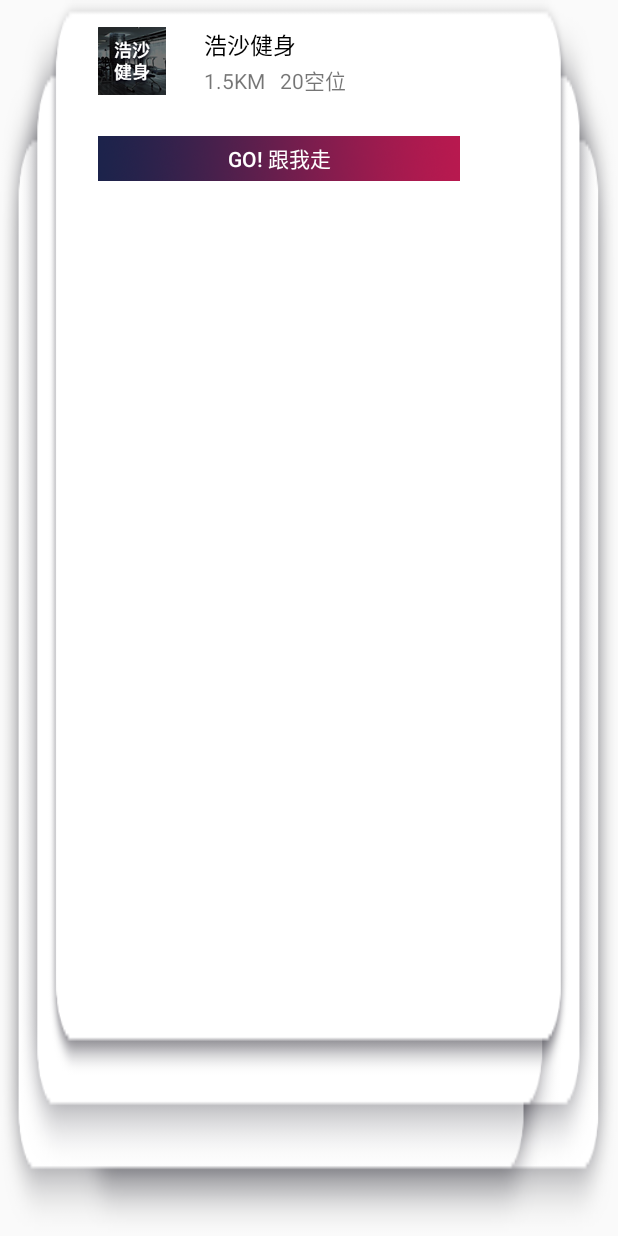
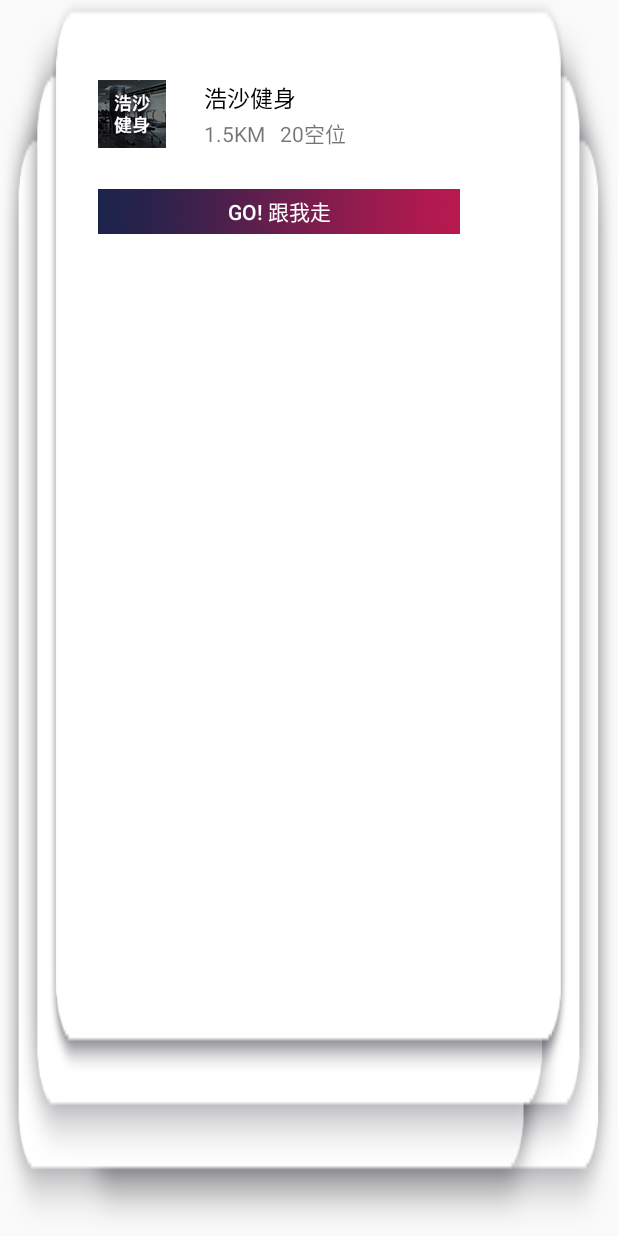
Before and after one commit to FightTech/aidong, an Android app: the layout layout_flip_map.xml on its own in the app's theme, with its tools: preview values and no code run, on a phone screen of 412 x 824 dp. Run offline under Robolectric (Android 15) with nearby library versions, the light colour scheme and no system bars.

Commit message:
rent & map

```diff
--- a/app/build.gradle
+++ b/app/build.gradle
@@ -60,4 +60,5 @@ dependencies {
     implementation files('libs/BaiduLBS_Android.jar')
     compile project(':lib')
     compile project(':tablayoutsupport')
+    implementation 'com.nineoldandroids:library:2.4.0'
 }
--- a/app/src/main/java/com/fanting/aidongtan/widgets/FlipViewGroup.java
+++ b/app/src/main/java/com/fanting/aidongtan/widgets/FlipViewGroup.java
@@ -28,6 +28,4 @@ public class FlipViewGroup extends RelativeLayout {
     }
 
 
-
-
 }
--- a/app/src/main/res/layout/layout_flip_map.xml
+++ b/app/src/main/res/layout/layout_flip_map.xml
@@ -1,29 +1,36 @@
 <RelativeLayout xmlns:android="http://schemas.android.com/apk/res/android"
     xmlns:tools="http://schemas.android.com/tools"
     android:layout_width="match_parent"
+    android:background="@drawable/flip_map_bg"
     android:layout_height="match_parent"
-	android:background="@drawable/flip_map_bg"
+
+    >
+
+    <RelativeLayout
+        android:layout_width="match_parent"
+        android:layout_height="match_parent"
+        android:layout_marginTop="35dp"
+
         >
 
         <ImageView
             android:id="@+id/image_logo"
             android:layout_width="wrap_content"
             android:layout_height="wrap_content"
-		android:background="@drawable/gym_sample"
             android:layout_marginLeft="65dp"
             android:layout_marginTop="18dp"
-		/>
+            android:background="@drawable/gym_sample" />
+
         <TextView
             android:id="@+id/tv_name"
             android:layout_width="wrap_content"
             android:layout_height="wrap_content"
-		android:layout_toRightOf="@+id/image_logo"
             android:layout_marginLeft="25dp"
             android:layout_marginTop="18dp"
+            android:layout_toRightOf="@+id/image_logo"
             android:text="浩沙健身"
-		android:textSize="15sp"
             android:textColor="#000000"
-		/>
+            android:textSize="15sp" />
 
         <TextView
             android:id="@+id/tv_distance"
@@ -37,11 +44,11 @@
             android:id="@+id/tv_seat"
             android:layout_width="wrap_content"
             android:layout_height="wrap_content"
-		android:text="20空位"
-		android:layout_marginLeft="10dp"
             android:layout_alignBaseline="@+id/tv_distance"
             android:layout_alignBottom="@+id/tv_distance"
-		android:layout_toEndOf="@+id/tv_distance" />
+            android:layout_marginLeft="10dp"
+            android:layout_toEndOf="@+id/tv_distance"
+            android:text="20空位" />
 
         <Button
             android:id="@+id/button"
@@ -50,9 +57,10 @@
             android:layout_alignStart="@+id/image_logo"
             android:layout_below="@+id/image_logo"
             android:layout_marginTop="27dp"
-		android:textColor="#ffffff"
             android:background="@drawable/nav_bg1"
-		android:text="Go! 跟我走" />
+            android:text="Go! 跟我走"
+            android:textColor="#ffffff" />
 
 
     </RelativeLayout>
+</RelativeLayout>
```
Also changed, not shown: app/src/main/java/com/fanting/aidongtan/activity/GymMapActivity.java (+112 -7 lines), app/src/main/java/com/fanting/aidongtan/model/GymItem.java (added, +58 -0 lines), app/src/main/java/com/fanting/aidongtan/widgets/DepthPageTransformer.java (added, +57 -0 lines), app/src/main/res/layout/activity_gymmap.xml (+4 -11 lines). Lines whose indentation alone changed are shown as unchanged.
